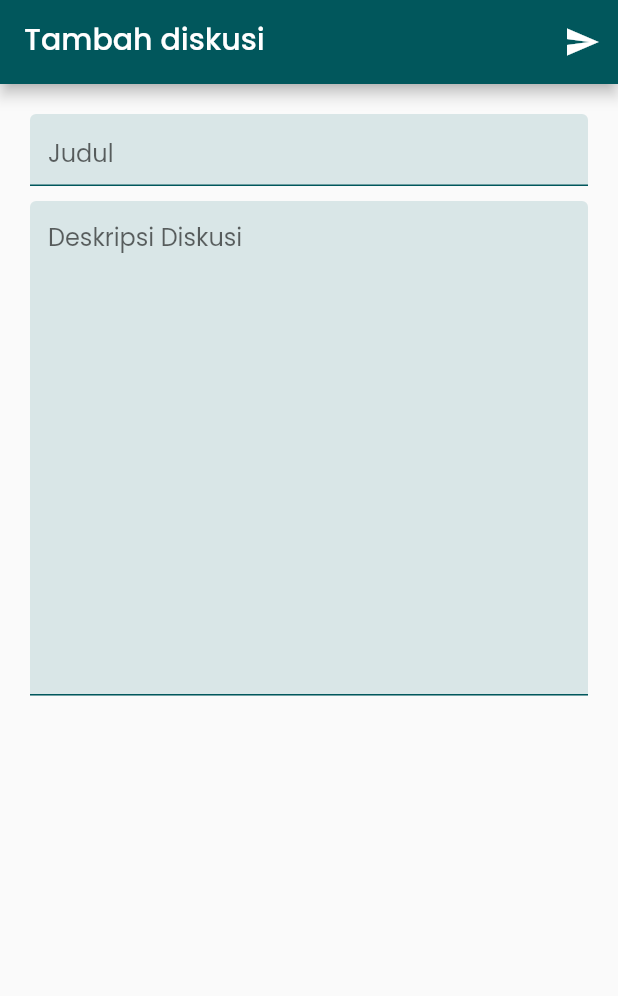
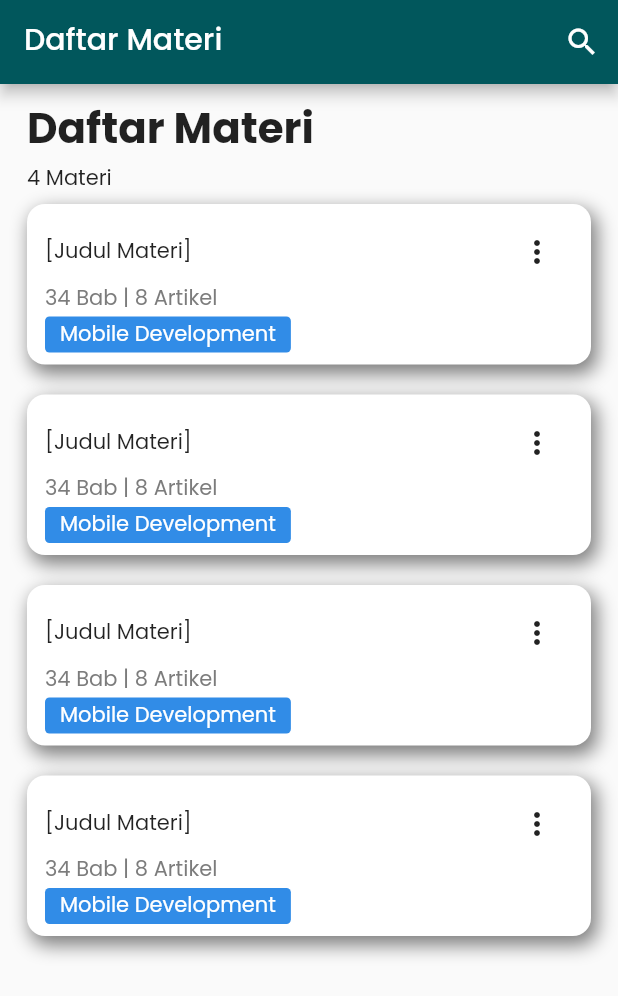
Before and after one commit to handiism/repo, a Flutter app: the screen it shows after launch, on a phone screen of 412 x 824 dp. Shown: the top 996 px of the screen. Run offline on Flutter 3.47's test engine with Material 2 defaults, Android fonts, the phone set to English and light mode, and no system bars; our stand-ins replace dropdown_search, get; missing offline and left inert: dart:ffi.

Commit message:
feat: add list materi screen and widget itemmateri

```diff
--- a/lib/core/routes/app_routes.dart
+++ b/lib/core/routes/app_routes.dart
@@ -1,6 +1,5 @@
 import 'package:flutter/cupertino.dart';
 import 'package:get/get.dart';
-import 'package:repo/views/screens/add_discuss.dart';
 import 'package:repo/views/screens/index.dart';
 
 abstract class AppRoutesRepo {
@@ -10,6 +9,7 @@ abstract class AppRoutesRepo {
   static const String pertanyaan = '/pertanyaan';
   static const String discussMateri = '/discuss';
   static const String addDiscuss = "/addDiscuss";
+  static const String daftarMateri = "/daftarMateri";
   static List<GetPage<Widget>> pages = [
     GetPage(
       name: login,
@@ -35,5 +35,9 @@ abstract class AppRoutesRepo {
       name: addDiscuss,
       page: () => const AddDiscussScreen(),
     ),
+    GetPage(
+      name: daftarMateri,
+      page: () => const DaftarMateriScreen(),
+    ),
   ];
 }
--- a/lib/main.dart
+++ b/lib/main.dart
@@ -6,7 +6,7 @@ void main() async {
   runApp(
     GetMaterialApp(
       debugShowCheckedModeBanner: false,
-      initialRoute: AppRoutesRepo.addDiscuss,
+      initialRoute: AppRoutesRepo.daftarMateri,
       title: 'ITC Repository',
       theme: ThemeData(
         fontFamily: 'Poppins',
--- /dev/null
+++ b/lib/views/screens/daftar_materi_screen.dart
@@ -0,0 +1,55 @@
+// ignore_for_file: prefer_const_constructors
+
+import 'package:flutter/material.dart';
+import 'package:repo/core/shared/colors.dart';
+import 'package:repo/core/utils/formatting.dart';
+import 'package:repo/views/widgets/materi_widget.dart';
+
+class DaftarMateriScreen extends StatelessWidget {
+  const DaftarMateriScreen({super.key});
+
+  @override
+  Widget build(BuildContext context) {
+    return Scaffold(
+      appBar: AppBar(
+        title: const Text("Daftar Materi"),
+        backgroundColor: hexToColor(ColorsRepo.primaryColor),
+        actions: [
+          IconButton(onPressed: () {}, icon: Icon(Icons.search)),
+        ],
+      ),
+      body: SafeArea(
+        child: Padding(
+          padding: EdgeInsets.all(18),
+          child: SingleChildScrollView(
+            child: Column(
+              mainAxisAlignment: MainAxisAlignment.spaceAround,
+              crossAxisAlignment: CrossAxisAlignment.start,
+              // ignore: prefer_const_literals_to_create_immutables
+              children: [
+                Text('Daftar Materi',style: TextStyle(fontWeight: FontWeight.bold,fontSize: 28),),
+                Padding(padding: EdgeInsets.only(top: 10), child: Text('4 Materi'),),
+                Padding(
+                  padding: EdgeInsets.only(top:10, bottom: 10),
+                  child: MateriItemWidget(),
+                ),
+                Padding(
+                  padding: EdgeInsets.only(top:10, bottom: 10),
+                  child: MateriItemWidget(),
+                ),
+                Padding(
+                  padding: EdgeInsets.only(top:10, bottom: 10),
+                  child: MateriItemWidget(),
+                ),
+                Padding(
+                  padding: EdgeInsets.only(top:10, bottom: 10),
+                  child: MateriItemWidget(),
+                ),
+              ],
+            ),
+          ),
+        ),
+      ),
+    );
+  }
+}
--- a/lib/views/screens/index.dart
+++ b/lib/views/screens/index.dart
@@ -3,3 +3,5 @@ export 'package:repo/views/screens/login_screen.dart';
 export 'package:repo/views/screens/sign_up_screen.dart';
 export 'package:repo/views/screens/discuss_materi.dart';
 export 'package:repo/views/screens/pertanyaan_screen.dart';
+export 'package:repo/views/screens/add_discuss.dart';
+export 'package:repo/views/screens/daftar_materi_screen.dart';
--- a/lib/views/screens/sign_up_screen.dart
+++ b/lib/views/screens/sign_up_screen.dart
@@ -7,7 +7,6 @@ import 'package:repo/core/utils/formatting.dart';
 import 'package:repo/core/shared/colors.dart';
 import 'package:repo/models/user/index.dart';
 import 'package:repo/views/widgets/index.dart';
-import 'package:repo/core/routes/api_routes.dart';
 import 'package:http/http.dart' as http ;
 import 'dart:convert';
 
--- /dev/null
+++ b/lib/views/widgets/materi_widget.dart
@@ -0,0 +1,79 @@
+import 'dart:ffi';
+
+import 'package:flutter/material.dart';
+import 'package:repo/core/shared/colors.dart';
+import 'package:repo/core/utils/formatting.dart';
+
+class MateriItemWidget extends StatelessWidget {
+  const MateriItemWidget({super.key});
+
+  @override
+  Widget build(BuildContext context) {
+    return Container(
+      decoration: BoxDecoration(
+          color: Colors.white,
+          borderRadius: BorderRadius.circular(12),
+          boxShadow: [
+            BoxShadow(
+              color: hexToColor(ColorsRepo.darkGray),
+              spreadRadius: 1,
+              blurRadius: 10,
+              offset: Offset(3, 5),
+            ),
+          ]),
+      child: Padding(
+        padding: const EdgeInsets.fromLTRB(12, 8, 12, 8),
+        child: Column(
+          crossAxisAlignment: CrossAxisAlignment.start,
+          children: [
+            Row(
+              children: [
+                Expanded(child: Text("[Judul Materi]")),
+                PopupMenuButton<String>(
+                  onSelected: popmenuClicked,
+                  itemBuilder: (BuildContext context) {
+                    return {0, 1}.map((int choice) {
+                      return PopupMenuItem<String>(
+                        value: choice.toString(),
+                        child: Text(choice==0 ? 'Edit [Materi]' : 'Hapus'),
+                      );
+                    }).toList();
+                  },
+                ),
+              ],
+            ),
+            Text(
+              "34 Bab | 8 Artikel",
+              style: TextStyle(color: hexToColor(ColorsRepo.darkGray)),
+            ),
+            Padding(
+              padding: const EdgeInsets.only(top: 5),
+              child: Container(
+                  decoration: BoxDecoration(
+                      borderRadius: BorderRadius.circular(3),
+                      color: hexToColor(ColorsRepo.blueDeFrance)),
+                  // ignore: prefer_const_constructors
+                  child: Padding(
+                    padding: const EdgeInsets.fromLTRB(10, 5, 10, 5),
+                    child: const Text(
+                      "Mobile Development",
+                      style: TextStyle(color: Colors.white),
+                    ),
+                  )),
+            )
+          ],
+        ),
+      ),
+    );
+  }
+
+  popmenuClicked(dynamic param) {
+    param = int.parse(param);
+    if (param ==1) {
+      print('Hapus');
+    }
+    else {
+      print('Edit');
+    }
+  }
+}
```
